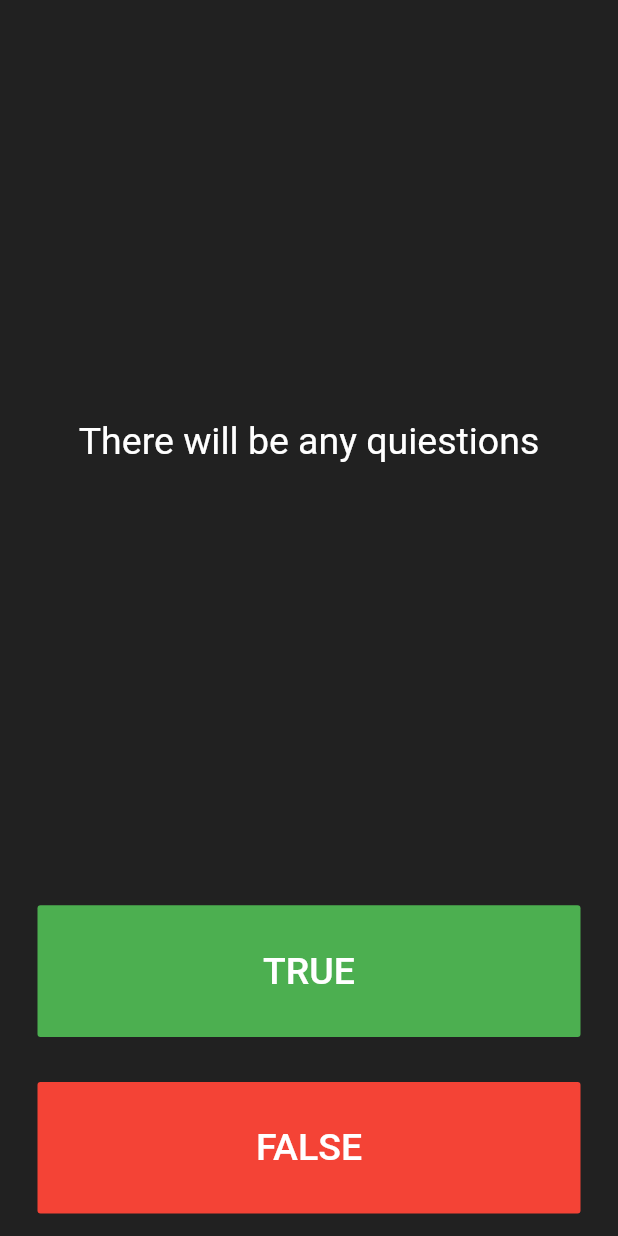
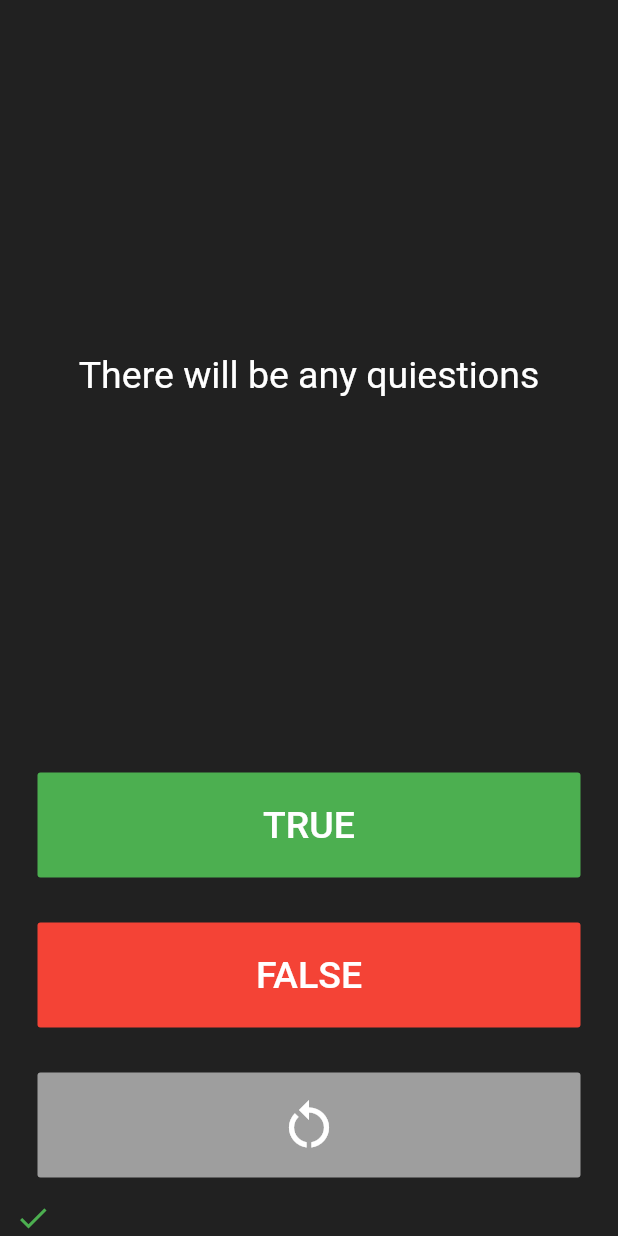
Before and after one commit to Zhamshid/quizzler_flutter, a Flutter app: the screen it shows after launch, after a tap on "TRUE", on a phone screen of 412 x 824 dp. Run offline on Flutter 3.47's test engine with Material 2 defaults, Android fonts, the phone set to English and light mode, and no system bars.

Commit message:
last changes

```diff
--- a/lib/main.dart
+++ b/lib/main.dart
@@ -22,6 +22,9 @@ class QuizPage extends StatefulWidget {
 }
 
 class _QuizPageState extends State<QuizPage> {
+  List scoreKeeper = [
+  ];
+
   @override
   Widget build(BuildContext context) {
     return Column(
@@ -37,7 +40,6 @@ class _QuizPageState extends State<QuizPage> {
                 'There will be any quiestions',
                 textAlign: TextAlign.center,
                 style: TextStyle(
-
                   color: Colors.white,
                   fontSize: 25,
                 ),
@@ -52,7 +54,17 @@ class _QuizPageState extends State<QuizPage> {
               splashColor: Colors.transparent,
               highlightColor: Colors.transparent,
               color: Colors.green,
-              onPressed: () {},
+              onPressed: () {
+                if (scoreKeeper.length <= 15){
+                setState(() {
+                  scoreKeeper.add(Icon(
+                    Icons.check,
+                    color: Colors.green,
+                  ));
+                });}else{
+                  scoreKeeper.clear();
+                }
+              },
               child: Text(
                 'TRUE',
                 style: TextStyle(
@@ -71,6 +83,15 @@ class _QuizPageState extends State<QuizPage> {
               splashColor: Colors.transparent,
               color: Colors.red,
               onPressed: () {
+                if(scoreKeeper.length <= 15){
+                setState(() {
+                  scoreKeeper.add(Icon(
+                    Icons.close,
+                    color: Colors.red,
+                  ));
+                });}else{
+                  scoreKeeper.clear();
+                }
               },
               child: Text(
                 'FALSE',
@@ -82,6 +103,29 @@ class _QuizPageState extends State<QuizPage> {
             ),
           ),
         ),
+        Expanded(
+          child: Padding(
+            padding: const EdgeInsets.all(15.0),
+            child: FlatButton(
+              highlightColor: Colors.transparent,
+              splashColor: Colors.transparent,
+              color: Colors.grey,
+              onPressed: () {
+                setState(() {
+                  scoreKeeper.clear();
+                });
+              },
+              child: Icon(
+                Icons.restart_alt,
+                color: Colors.white,
+                size: 40,
+              ),
+            ),
+          ),
+        ),
+        Row(
+          children: <Widget>[...scoreKeeper],
+        ),
       ],
     );
   }
```
